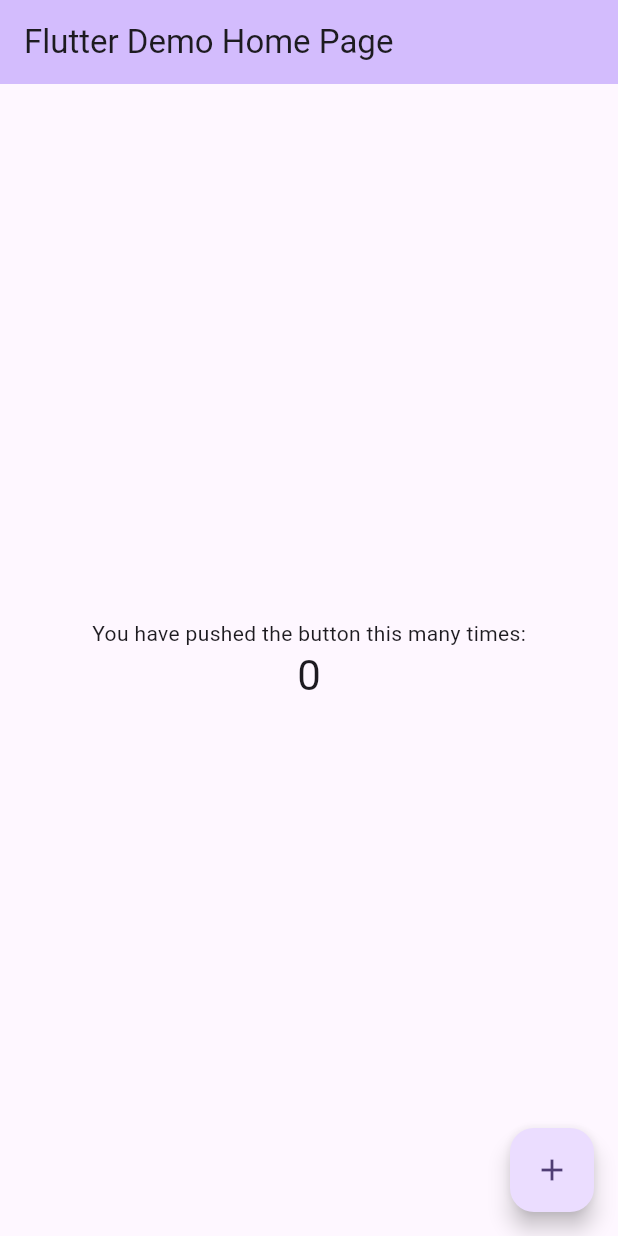
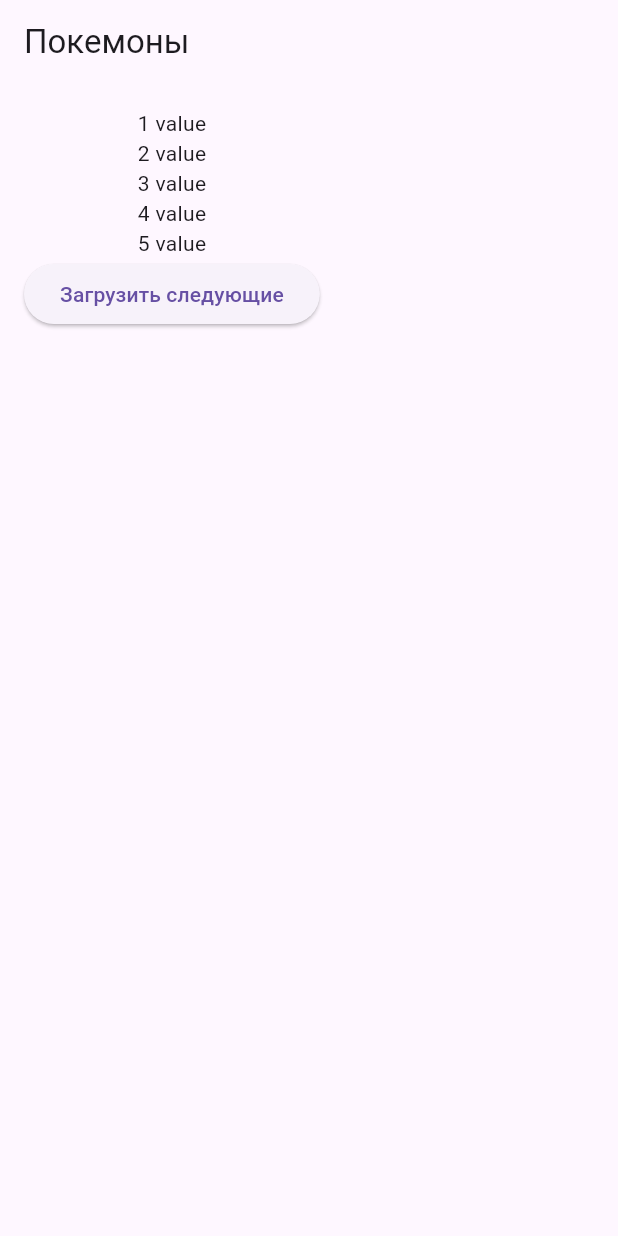
Before and after one commit to Dana-Nam/hw44, a Flutter app: the screen it shows after launch, on a phone screen of 412 x 824 dp. Run offline on Flutter 3.47's test engine with Material 3 defaults, Android fonts, the phone set to English and light mode, and no system bars.

Commit message:
Some base structure

```diff
--- a/lib/main.dart
+++ b/lib/main.dart
@@ -1,125 +1,6 @@
 import 'package:flutter/material.dart';
+import 'package:hw44/pokemon_app.dart';
 
 void main() {
-  runApp(const MyApp());
+  runApp(const PokemonApp());
 }
-
-class MyApp extends StatelessWidget {
-  const MyApp({super.key});
-
-  // This widget is the root of your application.
-  @override
-  Widget build(BuildContext context) {
-    return MaterialApp(
-      title: 'Flutter Demo',
-      theme: ThemeData(
-        // This is the theme of your application.
-        //
-        // TRY THIS: Try running your application with "flutter run". You'll see
-        // the application has a purple toolbar. Then, without quitting the app,
-        // try changing the seedColor in the colorScheme below to Colors.green
-        // and then invoke "hot reload" (save your changes or press the "hot
-        // reload" button in a Flutter-supported IDE, or press "r" if you used
-        // the command line to start the app).
-        //
-        // Notice that the counter didn't reset back to zero; the application
-        // state is not lost during the reload. To reset the state, use hot
-        // restart instead.
-        //
-        // This works for code too, not just values: Most code changes can be
-        // tested with just a hot reload.
-        colorScheme: ColorScheme.fromSeed(seedColor: Colors.deepPurple),
-        useMaterial3: true,
-      ),
-      home: const MyHomePage(title: 'Flutter Demo Home Page'),
-    );
-  }
-}
-
-class MyHomePage extends StatefulWidget {
-  const MyHomePage({super.key, required this.title});
-
-  // This widget is the home page of your application. It is stateful, meaning
-  // that it has a State object (defined below) that contains fields that affect
-  // how it looks.
-
-  // This class is the configuration for the state. It holds the values (in this
-  // case the title) provided by the parent (in this case the App widget) and
-  // used by the build method of the State. Fields in a Widget subclass are
-  // always marked "final".
-
-  final String title;
-
-  @override
-  State<MyHomePage> createState() => _MyHomePageState();
-}
-
-class _MyHomePageState extends State<MyHomePage> {
-  int _counter = 0;
-
-  void _incrementCounter() {
-    setState(() {
-      // This call to setState tells the Flutter framework that something has
-      // changed in this State, which causes it to rerun the build method below
-      // so that the display can reflect the updated values. If we changed
-      // _counter without calling setState(), then the build method would not be
-      // called again, and so nothing would appear to happen.
-      _counter++;
-    });
-  }
-
-  @override
-  Widget build(BuildContext context) {
-    // This method is rerun every time setState is called, for instance as done
-    // by the _incrementCounter method above.
-    //
-    // The Flutter framework has been optimized to make rerunning build methods
-    // fast, so that you can just rebuild anything that needs updating rather
-    // than having to individually change instances of widgets.
-    return Scaffold(
-      appBar: AppBar(
-        // TRY THIS: Try changing the color here to a specific color (to
-        // Colors.amber, perhaps?) and trigger a hot reload to see the AppBar
-        // change color while the other colors stay the same.
-        backgroundColor: Theme.of(context).colorScheme.inversePrimary,
-        // Here we take the value from the MyHomePage object that was created by
-        // the App.build method, and use it to set our appbar title.
-        title: Text(widget.title),
-      ),
-      body: Center(
-        // Center is a layout widget. It takes a single child and positions it
-        // in the middle of the parent.
-        child: Column(
-          // Column is also a layout widget. It takes a list of children and
-          // arranges them vertically. By default, it sizes itself to fit its
-          // children horizontally, and tries to be as tall as its parent.
-          //
-          // Column has various properties to control how it sizes itself and
-          // how it positions its children. Here we use mainAxisAlignment to
-          // center the children vertically; the main axis here is the vertical
-          // axis because Columns are vertical (the cross axis would be
-          // horizontal).
-          //
-          // TRY THIS: Invoke "debug painting" (choose the "Toggle Debug Paint"
-          // action in the IDE, or press "p" in the console), to see the
-          // wireframe for each widget.
-          mainAxisAlignment: MainAxisAlignment.center,
-          children: <Widget>[
-            const Text(
-              'You have pushed the button this many times:',
-            ),
-            Text(
-              '$_counter',
-              style: Theme.of(context).textTheme.headlineMedium,
-            ),
-          ],
-        ),
-      ),
-      floatingActionButton: FloatingActionButton(
-        onPressed: _incrementCounter,
-        tooltip: 'Increment',
-        child: const Icon(Icons.add),
-      ), // This trailing comma makes auto-formatting nicer for build methods.
-    );
-  }
-}
--- /dev/null
+++ b/lib/pokemon_app.dart
@@ -0,0 +1,35 @@
+import 'package:flutter/material.dart';
+
+class PokemonApp extends StatefulWidget {
+  const PokemonApp({super.key});
+
+  @override
+  State<PokemonApp> createState() => _PokemonAppState();
+}
+
+class _PokemonAppState extends State<PokemonApp> {
+  @override
+  Widget build(BuildContext context) {
+    return MaterialApp(
+      title: "Покемоны",
+      theme: ThemeData(primarySwatch: Colors.blue),
+      home: Scaffold(
+        appBar: AppBar(title: Text("Покемоны")),
+        body: Padding(
+          padding: EdgeInsets.all(16),
+          child: Column(
+            children: [
+              Text("1 value"),
+              Text("2 value"),
+              Text("3 value"),
+              Text("4 value"),
+              Text("5 value"),
+              ElevatedButton(
+                  onPressed: () {}, child: Text("Загрузить следующие")),
+            ],
+          ),
+        ),
+      ),
+    );
+  }
+}
```
Also changed, not shown: lib/models/pokemon_model.dart (added, +14 -0 lines), lib/screens/pokemon_screen.dart (added, +27 -0 lines), lib/widgets/pokemon_list.dart (added, +27 -0 lines).
